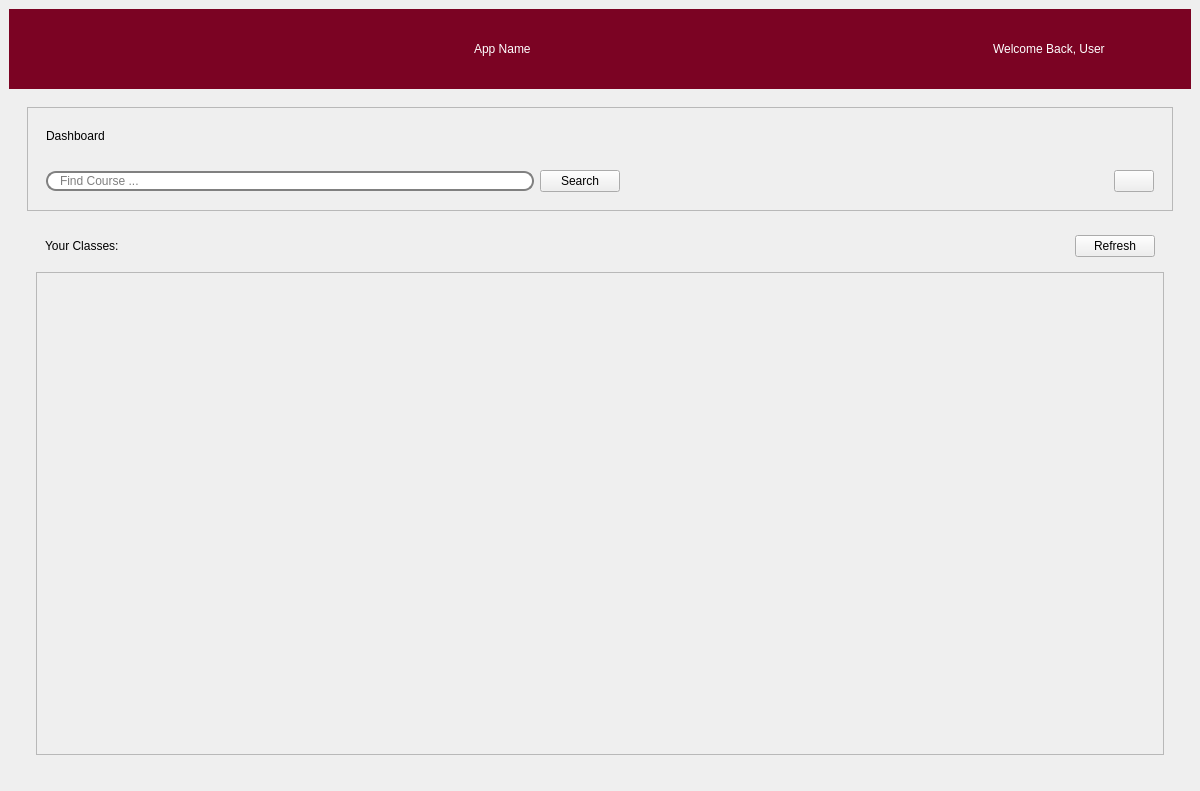
Qt form main.ui (chiub2/CMPT496FR) before a commit.
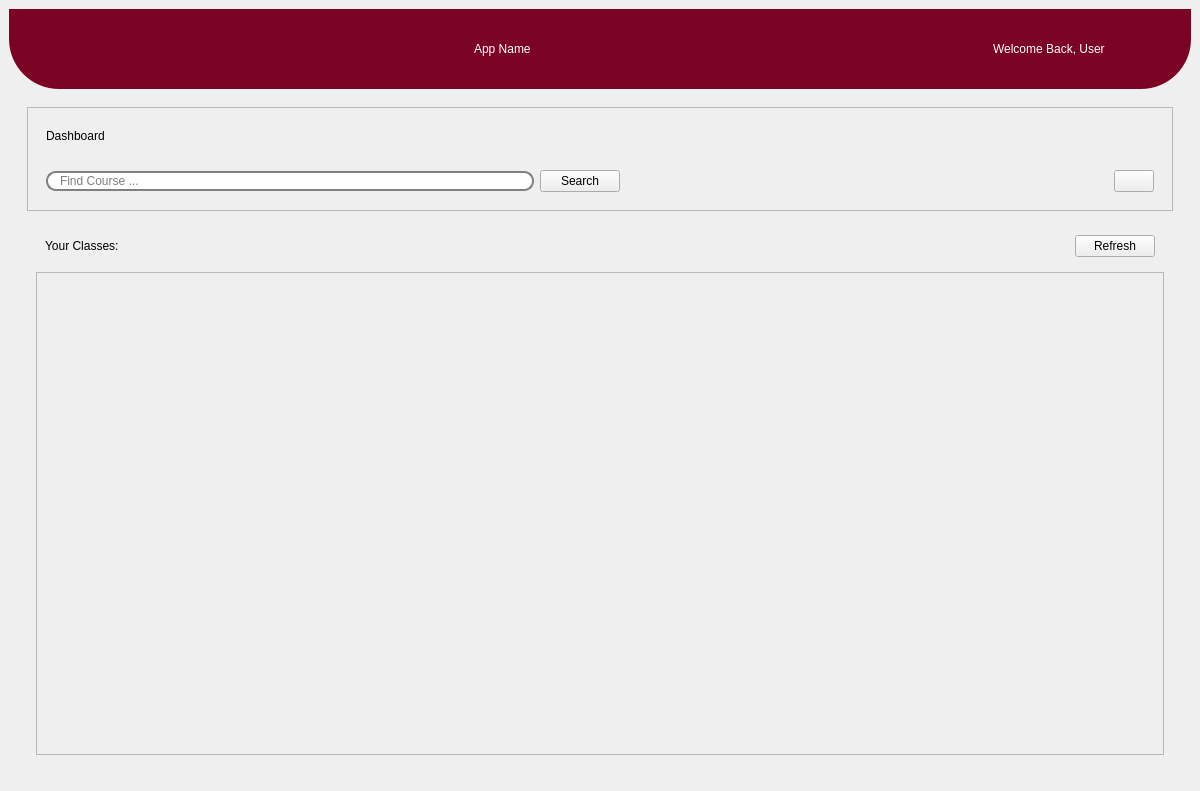
The same form after that commit. The open tabs and pages were chosen to show the change. Icons and pictures are not drawn.

Commit message: tried styling the widgets

Diff of the .ui file:
```diff
--- a/main.ui
+++ b/main.ui
@@ -50,8 +50,12 @@
          <property name="styleSheet">
           <string notr="true">QWidget{
 	background-color: rgb(123, 3, 35);
+	border: 0px solid rgb(0,0,0);
+	border-bottom-left-radius : 50px; 
+	border-bottom-right-radius : 50px;
 
 }
+
 QPushButton{
 	color:white;
 	height:30px;
```
Left out of the diff: 10 changed lines with no effect on the pictures. The commit also changes 7 other files.
